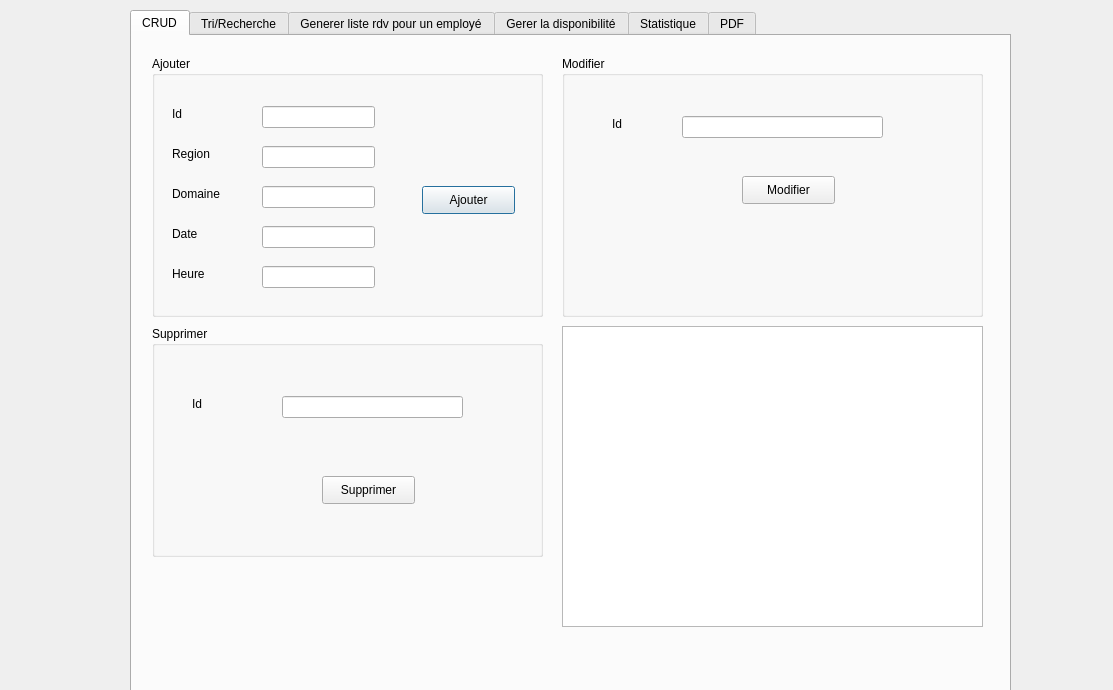
First picture: the form in gestionrdv.ui, repository sirineghribi/SMART_RECRUITING_2A17, before the edit.
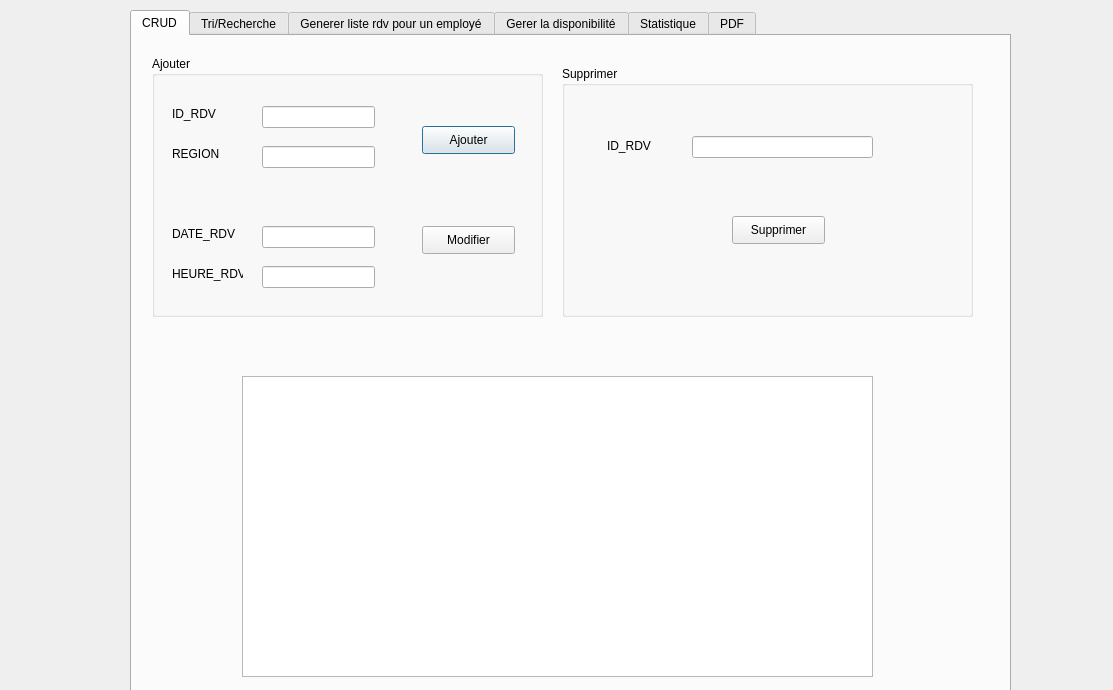
Second picture: the form after the edit. The open tabs and pages were chosen to show the change. Icons and pictures are not drawn.

Diff of the .ui file:
```diff
--- a/gestionrdv.ui
+++ b/gestionrdv.ui
@@ -64,7 +64,7 @@
       <property name="geometry">
        <rect>
         <x>270</x>
-        <y>130</y>
+        <y>70</y>
         <width>93</width>
         <height>28</height>
        </rect>
@@ -78,12 +78,12 @@
        <rect>
         <x>20</x>
         <y>50</y>
-        <width>31</width>
+        <width>61</width>
         <height>16</height>
        </rect>
       </property>
       <property name="text">
-       <string>Id</string>
+       <string>ID_RDV</string>
       </property>
      </widget>
      <widget class="QLabel" name="label_3">
@@ -96,20 +96,7 @@
        </rect>
       </property>
       <property name="text">
-       <string>Region</string>
-      </property>
-     </widget>
-     <widget class="QLabel" name="label_4">
-      <property name="geometry">
-       <rect>
-        <x>20</x>
-        <y>130</y>
-        <width>56</width>
-        <height>16</height>
-       </rect>
-      </property>
-      <property name="text">
-       <string>Domaine</string>
+       <string>REGION</string>
       </property>
      </widget>
      <widget class="QLabel" name="label_5">
@@ -117,12 +104,12 @@
        <rect>
         <x>20</x>
         <y>170</y>
-        <width>56</width>
+        <width>71</width>
         <height>16</height>
        </rect>
       </property>
       <property name="text">
-       <string>Date</string>
+       <string>DATE_RDV</string>
       </property>
      </widget>
      <widget class="QLabel" name="label_6">
@@ -130,12 +117,12 @@
        <rect>
         <x>20</x>
         <y>210</y>
-        <width>56</width>
+        <width>71</width>
         <height>16</height>
        </rect>
       </property>
       <property name="text">
-       <string>Heure</string>
+       <string>HEURE_RDV</string>
       </property>
      </widget>
      <widget class="QLineEdit" name="le_id">
@@ -158,16 +145,6 @@
        </rect>
       </property>
      </widget>
-     <widget class="QLineEdit" name="le_domaine">
-      <property name="geometry">
-       <rect>
-        <x>110</x>
-        <y>130</y>
-        <width>113</width>
-        <height>22</height>
-       </rect>
-      </property>
-     </widget>
      <widget class="QLineEdit" name="le_date">
       <property name="geometry">
        <rect>
@@ -188,47 +165,11 @@
        </rect>
       </property>
      </widget>
-    </widget>
-    <widget class="QGroupBox" name="groupBox_2">
-     <property name="geometry">
-      <rect>
-       <x>430</x>
-       <y>20</y>
-       <width>421</width>
-       <height>261</height>
-      </rect>
-     </property>
-     <property name="title">
-      <string>Modifier</string>
-     </property>
-     <widget class="QLabel" name="label_7">
+     <widget class="QPushButton" name="pb_modifier">
       <property name="geometry">
        <rect>
-        <x>50</x>
-        <y>60</y>
-        <width>31</width>
-        <height>16</height>
-       </rect>
-      </property>
-      <property name="text">
-       <string>Id</string>
-      </property>
-     </widget>
-     <widget class="QLineEdit" name="le_id_2">
-      <property name="geometry">
-       <rect>
-        <x>120</x>
-        <y>60</y>
-        <width>201</width>
-        <height>22</height>
-       </rect>
-      </property>
-     </widget>
-     <widget class="QPushButton" name="pushButton_4">
-      <property name="geometry">
-       <rect>
-        <x>180</x>
-        <y>120</y>
+        <x>270</x>
+        <y>170</y>
         <width>93</width>
         <height>28</height>
        </rect>
@@ -241,9 +182,9 @@
     <widget class="QTableView" name="tab_rdv">
      <property name="geometry">
       <rect>
-       <x>430</x>
-       <y>290</y>
-       <width>421</width>
+       <x>110</x>
+       <y>340</y>
+       <width>631</width>
        <height>301</height>
       </rect>
      </property>
@@ -251,10 +192,10 @@
     <widget class="QGroupBox" name="groupBox_3">
      <property name="geometry">
       <rect>
-       <x>20</x>
-       <y>290</y>
-       <width>391</width>
-       <height>231</height>
+       <x>430</x>
+       <y>30</y>
+       <width>411</width>
+       <height>251</height>
       </rect>
      </property>
      <property name="title">
@@ -273,14 +214,14 @@
      <widget class="QLabel" name="label_8">
       <property name="geometry">
        <rect>
-        <x>40</x>
+        <x>45</x>
         <y>70</y>
-        <width>56</width>
-        <height>16</height>
+        <width>51</width>
+        <height>20</height>
        </rect>
       </property>
       <property name="text">
-       <string>Id</string>
+       <string>ID_RDV</string>
       </property>
      </widget>
      <widget class="QPushButton" name="pb_supp">
```
Left out of the diff: 2 changed lines with no effect on the pictures.
